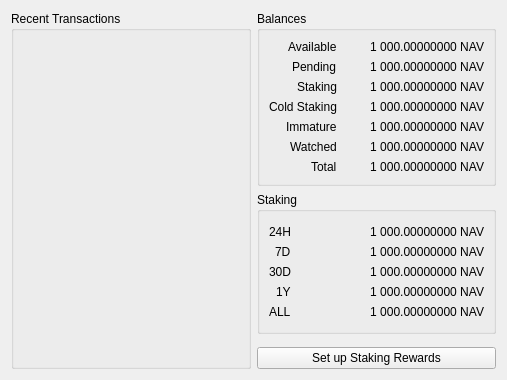
Before: the Qt Designer form src/qt/forms/overviewpage.ui in navcoin/navcoin-core, drawn with Qt 5.
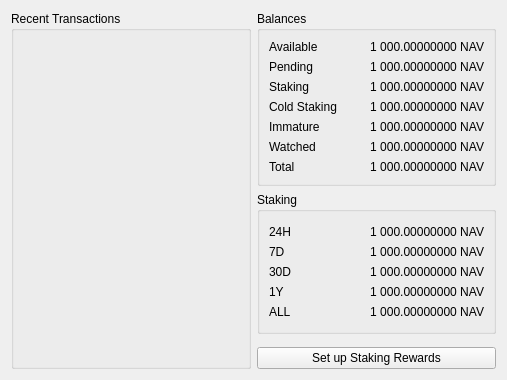
After: the same form once the commit is applied. Custom widgets are drawn as their Qt base class.

Commit message: Aligned balances and staking reports

What changed in the file:
```diff
--- a/src/qt/forms/overviewpage.ui
+++ b/src/qt/forms/overviewpage.ui
@@ -44,10 +44,10 @@
          <enum>QLayout::SetNoConstraint</enum>
         </property>
         <property name="labelAlignment">
-         <set>Qt::AlignRight|Qt::AlignTrailing|Qt::AlignVCenter</set>
+         <set>Qt::AlignLeft|Qt::AlignVCenter</set>
         </property>
         <property name="formAlignment">
-         <set>Qt::AlignRight|Qt::AlignTrailing|Qt::AlignVCenter</set>
+         <set>Qt::AlignRight|Qt::AlignVCenter</set>
         </property>
         <item row="0" column="0">
          <widget class="QLabel" name="labelAvailableText">
@@ -178,10 +178,10 @@
        </property>
        <layout class="QFormLayout" name="formLayout_2">
         <property name="labelAlignment">
-         <set>Qt::AlignRight|Qt::AlignTrailing|Qt::AlignVCenter</set>
+         <set>Qt::AlignLeft|Qt::AlignVCenter</set>
         </property>
         <property name="formAlignment">
-         <set>Qt::AlignRight|Qt::AlignTrailing|Qt::AlignVCenter</set>
+         <set>Qt::AlignRight|Qt::AlignVCenter</set>
         </property>
         <item row="2" column="0">
          <widget class="QLabel" name="label7dStakingStatsText">
```
Left out of the diff: 24 changed lines with no effect on the pictures.
